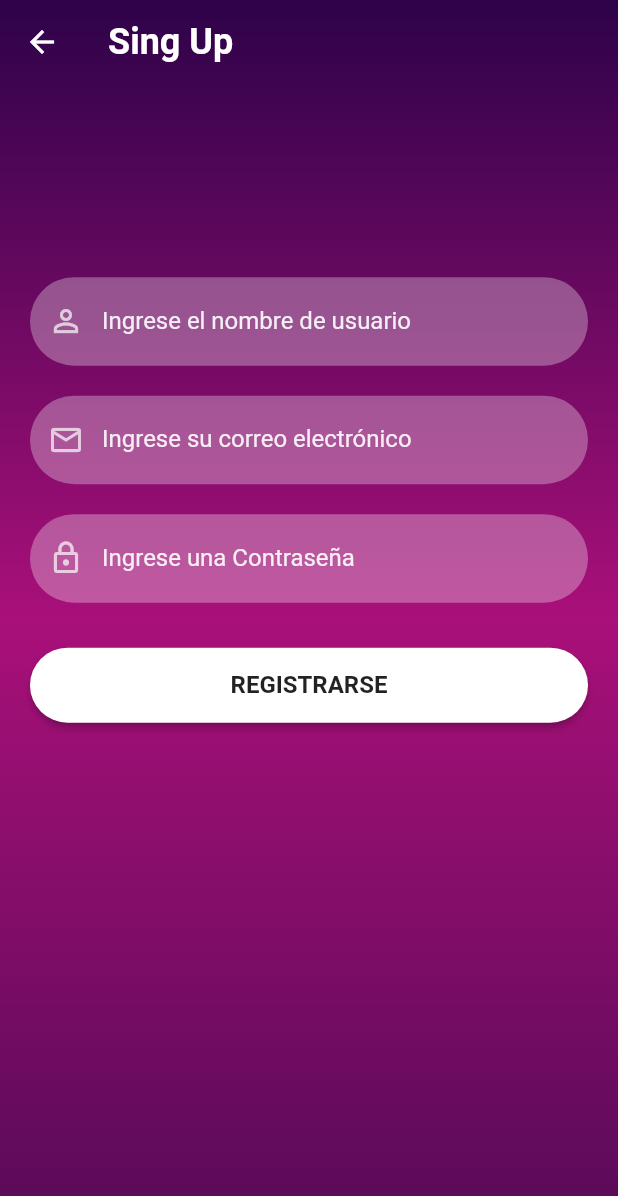
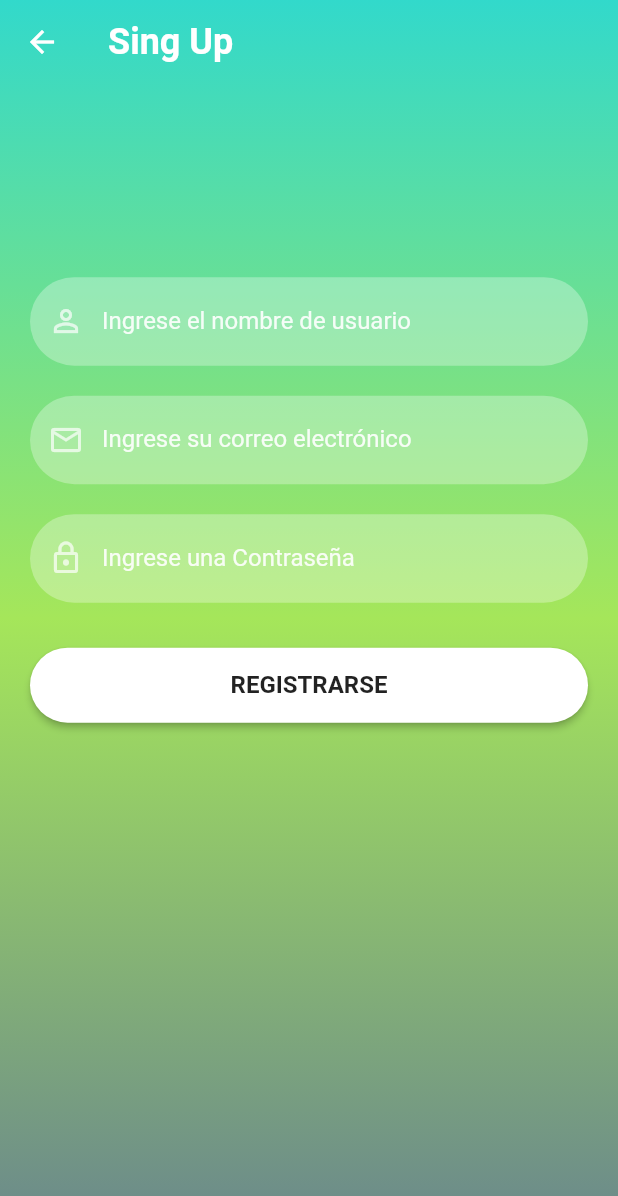
Before and after one commit to AleBD72/Geolocation-Flutter, a Flutter app: the screen it shows after launch, after a tap on "Crear cuenta", on a phone screen of 412 x 824 dp. Shown: the top 1196 px of the screen. Run offline on Flutter 3.47's test engine with Material 2 defaults, Android fonts, the phone set to English and light mode, and no system bars; our stand-ins replace firebase_auth, firebase_core, firebase_database, google_maps_flutter, location; accounts and stored records are empty; network calls fail.

Commit message:
Cambio de colores login y agregado dependencias

```diff
--- a/lib/screens/signin_screen.dart
+++ b/lib/screens/signin_screen.dart
@@ -26,9 +26,9 @@ class _SingInScreenState extends State<SingInScreen> {
         width: MediaQuery.of(context).size.width,
         height: MediaQuery.of(context).size.height,
         decoration: BoxDecoration(gradient: LinearGradient(colors:[
-          hexStringToColor("2E0249"), //
-          hexStringToColor("A91079"),
-          hexStringToColor("570A57")
+          hexStringToColor("32D9CB"), //
+          hexStringToColor("A5E65A"),
+          hexStringToColor("6A888C")
         ], begin: Alignment.topCenter, end: Alignment.bottomCenter)),
         child: SingleChildScrollView(
           child: Padding(
--- a/lib/screens/signup_screen.dart
+++ b/lib/screens/signup_screen.dart
@@ -37,9 +37,9 @@ class _SignUpScreenState extends State<SignUpScreen> {
         height: MediaQuery.of(context).size.height,
         decoration: BoxDecoration(
           gradient: LinearGradient(colors:[
-          hexStringToColor("2E0249"), //
-          hexStringToColor("A91079"),
-          hexStringToColor("570A57")
+          hexStringToColor("32D9CB"), //
+          hexStringToColor("A5E65A"),
+          hexStringToColor("6A888C")
         ], begin: Alignment.topCenter, end: Alignment.bottomCenter),
         ),
         child: SingleChildScrollView(
--- a/pubspec.yaml
+++ b/pubspec.yaml
@@ -8,12 +8,15 @@ environment:
 
 dependencies:
   cloud_firestore: ^4.9.1
+  cupertino_icons: ^1.0.6
   firebase_auth: ^4.9.0
   firebase_core: ^2.15.1
   firebase_database: ^10.2.5
   flutter:
     sdk: flutter
+  flutter_geofire: ^2.0.3
   flutter_map: ^5.0.0
+  geolocator: ^10.0.0
   google_maps_flutter: ^2.5.0
   location: ^5.0.3
 
```
Also changed, not shown: lib/screens/home_screen.dart (+0 -58 lines), pubspec.lock, 3 other files.
